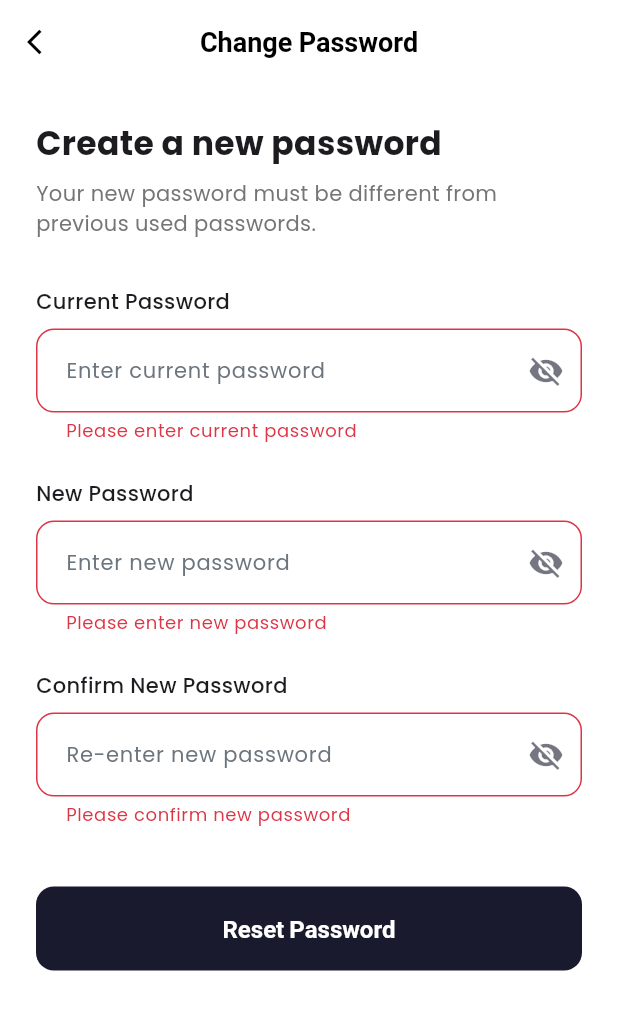
After one commit to Aazib-Ai/Vendora-App, a Flutter app: the ChangePasswordScreen screen opened directly, after a tap on "Reset Password", on a phone screen of 412 x 824 dp. The commit adds this screen. Shown: the top 1010 px of the screen. Run offline on Flutter 3.47's test engine with Material 3 defaults, Android fonts, the phone set to English and light mode, and no system bars; our stand-ins replace app_links, cached_network_image, connectivity_plus, dartz, equatable, file_picker and 11 more; missing offline and left inert: minio; accounts and stored records are empty.

Commit message:
Implement initial application structure, authentication, and user role screens.

```diff
--- a/lib/core/routes/app_routes.dart
+++ b/lib/core/routes/app_routes.dart
@@ -71,6 +71,7 @@ class AppRoutes {
   static const String orderComplete = '/buyer/order-complete';
   static const String profile = '/buyer/profile';
   static const String settings = '/buyer/settings';
+  static const String changePassword = '/change-password';
   static const String helpCenter = '/buyer/help-center';
   static const String contactUs = '/buyer/contact-us';
   static const String reportProblem = '/buyer/report-problem';
--- a/lib/features/admin/presentation/screens/admin_profile_screen.dart
+++ b/lib/features/admin/presentation/screens/admin_profile_screen.dart
@@ -79,7 +79,7 @@ class AdminProfileScreen extends StatelessWidget {
                   icon: Icons.lock_outline,
                   title: 'Change Password',
                   onTap: () {
-                    // TODO: Navigate to change password
+                    Navigator.pushNamed(context, AppRoutes.changePassword);
                   },
                 ),
                 _SettingsTile(
--- a/lib/features/buyer/presentation/screens/profile_screen.dart
+++ b/lib/features/buyer/presentation/screens/profile_screen.dart
@@ -154,7 +154,14 @@ class _ProfileScreenState extends State<ProfileScreen> {
           // ---------------- LOGOUT SECTION ----------------
           _sectionTitle("Security"),
 
-          _logoutTile(
+          _profileTile(
+          icon: Icons.lock_outline,
+          label: 'Change Password',
+          subtitle: 'Update your account password',
+          onTap: () => Navigator.pushNamed(context, AppRoutes.changePassword),
+        ),
+        const SizedBox(height: 24),
+        _logoutTile(
             icon: Icons.logout,
             label: "Logout",
             onTap: () async {
--- /dev/null
+++ b/lib/features/common/presentation/screens/change_password_screen.dart
@@ -0,0 +1,225 @@
+import 'package:flutter/material.dart';
+import 'package:provider/provider.dart';
+import 'package:vendora/core/widgets/custom_button.dart';
+import 'package:vendora/core/widgets/custom_text_field.dart';
+import 'package:vendora/features/auth/presentation/providers/auth_provider.dart';
+
+class ChangePasswordScreen extends StatefulWidget {
+  const ChangePasswordScreen({super.key});
+
+  @override
+  State<ChangePasswordScreen> createState() => _ChangePasswordScreenState();
+}
+
+class _ChangePasswordScreenState extends State<ChangePasswordScreen> {
+  final _formKey = GlobalKey<FormState>();
+  final _currentPasswordController = TextEditingController();
+  final _newPasswordController = TextEditingController();
+  final _confirmPasswordController = TextEditingController();
+
+  bool _obscureCurrent = true;
+  bool _obscureNew = true;
+  bool _obscureConfirm = true;
+
+  @override
+  void dispose() {
+    _currentPasswordController.dispose();
+    _newPasswordController.dispose();
+    _confirmPasswordController.dispose();
+    super.dispose();
+  }
+
+  Future<void> _handleChangePassword() async {
+    if (!_formKey.currentState!.validate()) return;
+
+    final authProvider = context.read<AuthProvider>();
+
+    final success = await authProvider.changePassword(
+      currentPassword: _currentPasswordController.text,
+      newPassword: _newPasswordController.text,
+    );
+
+    if (!mounted) return;
+
+    if (success) {
+      ScaffoldMessenger.of(context).showSnackBar(
+        const SnackBar(
+          content: Text('Password changed successfully'),
+          backgroundColor: Colors.green,
+        ),
+      );
+      Navigator.pop(context);
+    } else {
+      ScaffoldMessenger.of(context).showSnackBar(
+        SnackBar(
+          content: Text(authProvider.errorMessage ?? 'Failed to change password'),
+          backgroundColor: Colors.red,
+        ),
+      );
+    }
+  }
+
+  @override
+  Widget build(BuildContext context) {
+    return Scaffold(
+      backgroundColor: Colors.white,
+      appBar: AppBar(
+        title: const Text(
+          'Change Password',
+          style: TextStyle(color: Colors.black, fontWeight: FontWeight.w600),
+        ),
+        backgroundColor: Colors.white,
+        elevation: 0,
+        leading: IconButton(
+          icon: const Icon(Icons.arrow_back_ios, color: Colors.black, size: 20),
+          onPressed: () => Navigator.pop(context),
+        ),
+      ),
+      body: SafeArea(
+        child: SingleChildScrollView(
+          padding: const EdgeInsets.all(24.0),
+          child: Form(
+            key: _formKey,
+            child: Column(
+              crossAxisAlignment: CrossAxisAlignment.start,
+              children: [
+                const Text(
+                  'Create a new password',
+                  style: TextStyle(
+                    fontSize: 22,
+                    fontWeight: FontWeight.bold,
+                  ),
+                ),
+                const SizedBox(height: 8),
+                Text(
+                  'Your new password must be different from previous used passwords.',
+                  style: TextStyle(
+                    fontSize: 14,
+                    color: Colors.grey[600],
+                  ),
+                ),
+                const SizedBox(height: 32),
+
+                // Current Password
+                const Text(
+                  'Current Password',
+                  style: TextStyle(
+                    fontWeight: FontWeight.w500,
+                    marginBottom: 8,
+                  ),
+                ),
+                const SizedBox(height: 8),
+                CustomTextField(
+                  controller: _currentPasswordController,
+                  hintText: 'Enter current password',
+                  obscureText: _obscureCurrent,
+                  suffixIcon: IconButton(
+                    icon: Icon(
+                      _obscureCurrent ? Icons.visibility_off_outlined : Icons.visibility_outlined,
+                      color: Colors.grey,
+                    ),
+                    onPressed: () {
+                      setState(() {
+                        _obscureCurrent = !_obscureCurrent;
+                      });
+                    },
+                  ),
+                  validator: (value) {
+                    if (value == null || value.isEmpty) {
+                      return 'Please enter current password';
+                    }
+                    return null;
+                  },
+                ),
+                const SizedBox(height: 24),
+
+                // New Password
+                const Text(
+                  'New Password',
+                  style: TextStyle(
+                    fontWeight: FontWeight.w500,
+                    marginBottom: 8,
+                  ),
+                ),
+                const SizedBox(height: 8),
+                CustomTextField(
+                  controller: _newPasswordController,
+                  hintText: 'Enter new password',
+                  obscureText: _obscureNew,
+                  suffixIcon: IconButton(
+                    icon: Icon(
+                      _obscureNew ? Icons.visibility_off_outlined : Icons.visibility_outlined,
+                      color: Colors.grey,
+                    ),
+                    onPressed: () {
+                      setState(() {
+                        _obscureNew = !_obscureNew;
+                      });
+                    },
+                  ),
+                  validator: (value) {
+                    if (value == null || value.isEmpty) {
+                      return 'Please enter new password';
+                    }
+                    if (value.length < 6) {
+                      return 'Password must be at least 6 characters';
+                    }
+                    return null;
+                  },
+                ),
+                const SizedBox(height: 24),
+
+                // Confirm New Password
+                const Text(
+                  'Confirm New Password',
+                  style: TextStyle(
+                    fontWeight: FontWeight.w500,
+                    marginBottom: 8,
+                  ),
+                ),
+                const SizedBox(height: 8),
+                CustomTextField(
+                  controller: _confirmPasswordController,
+                  hintText: 'Re-enter new password',
+                  obscureText: _obscureConfirm,
+                  suffixIcon: IconButton(
+                    icon: Icon(
+                      _obscureConfirm ? Icons.visibility_off_outlined : Icons.visibility_outlined,
+                      color: Colors.grey,
+                    ),
+                    onPressed: () {
+                      setState(() {
+                        _obscureConfirm = !_obscureConfirm;
+                      });
+                    },
+                  ),
+                  validator: (value) {
+                    if (value == null || value.isEmpty) {
+                      return 'Please confirm new password';
+                    }
+                    if (value != _newPasswordController.text) {
+                      return 'Passwords do not match';
+                    }
+                    return null;
+                  },
+                ),
+                const SizedBox(height: 40),
+
+                // Submit Button
+                Consumer<AuthProvider>(
+                  builder: (context, authProvider, _) {
+                    return CustomButton(
+                      text: 'Reset Password',
+                      onPressed: _handleChangePassword,
+                      isLoading: authProvider.isLoading,
+                    );
+                  },
+                ),
+              ],
+            ),
+          ),
+        ),
+      ),
+    );
+  }
+}
--- a/lib/features/common/presentation/screens/forgot_password_screen.dart
+++ b/lib/features/common/presentation/screens/forgot_password_screen.dart
@@ -81,7 +81,7 @@ class _ForgotPasswordScreenState extends State<ForgotPasswordScreen> {
                 ),
                 const SizedBox(height: 16),
                 Text(
-                  'Enter your email and we\'ll send you a reset link.',
+                  'Enter your email and we\'ll send you a reset link.\nYou can open the link on any device (desktop, mobile, etc.) to reset your password.',
                   style: TextStyle(
                     fontSize: 14,
                     color: Colors.grey[600],
--- a/lib/features/common/presentation/screens/onboarding_screen.dart
+++ b/lib/features/common/presentation/screens/onboarding_screen.dart
@@ -35,8 +35,8 @@ class _OnboardingScreenState extends State<OnboardingScreen> {
         curve: Curves.easeInOut,
       );
     } else {
-      // ✅ Final step → Role Selection (Buyer/Seller/Admin)
-      Navigator.pushReplacementNamed(context, AppRoutes.roleSelection);
+      // ✅ Final step → Login Screen
+      Navigator.pushReplacementNamed(context, AppRoutes.login);
     }
   }
 
--- a/lib/features/common/presentation/screens/splash_screen.dart
+++ b/lib/features/common/presentation/screens/splash_screen.dart
@@ -63,8 +63,8 @@ class _SplashScreenState extends State<SplashScreen>
         Navigator.pushReplacementNamed(context, route);
       }
     } else {
-      // Not authenticated - go to onboarding
-      Navigator.pushReplacementNamed(context, AppRoutes.onboarding);
+      // Not authenticated - go to login
+      Navigator.pushReplacementNamed(context, AppRoutes.login);
     }
   }
 
```
Also changed, not shown: lib/features/auth/data/repositories/auth_repository.dart (+56 -1 lines), lib/features/auth/presentation/providers/auth_provider.dart (+36 -2 lines), lib/features/buyer/presentation/screens/home_screen.dart (+4 -9 lines), lib/features/common/presentation/screens/login_screen.dart (+1 -10 lines), lib/features/seller/presentation/screens/seller_profile_screen.dart (+12 -0 lines), lib/main.dart (+23 -0 lines), 2 other files.
